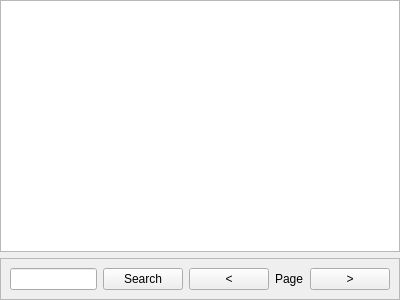
Old version of the form data/ui/mod_search.ui in the repository brandonzorn/Modpacks-Manager.
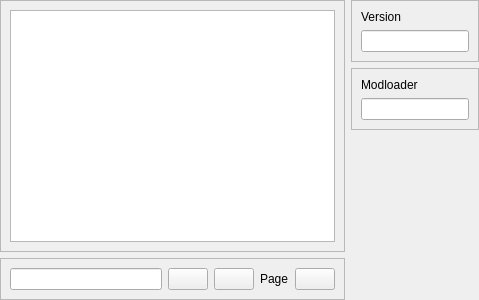
New version of the form.

Commit message: added search filters / icons

```diff
--- a/data/ui/mod_search.ui
+++ b/data/ui/mod_search.ui
@@ -6,14 +6,14 @@
    <rect>
     <x>0</x>
     <y>0</y>
-    <width>400</width>
+    <width>479</width>
     <height>300</height>
    </rect>
   </property>
   <property name="windowTitle">
    <string>Form</string>
   </property>
-  <layout class="QVBoxLayout" name="verticalLayout">
+  <layout class="QHBoxLayout" name="horizontalLayout">
    <property name="leftMargin">
     <number>0</number>
    </property>
@@ -26,9 +26,23 @@
    <property name="bottomMargin">
     <number>0</number>
    </property>
+   <item>
+    <layout class="QVBoxLayout" name="verticalLayout_4">
+     <item>
+      <widget class="QFrame" name="frame_4">
+       <property name="frameShape">
+        <enum>QFrame::StyledPanel</enum>
+       </property>
+       <property name="frameShadow">
+        <enum>QFrame::Raised</enum>
+       </property>
+       <layout class="QVBoxLayout" name="verticalLayout_5">
    <item>
     <widget class="QListWidget" name="items_list"/>
    </item>
+       </layout>
+      </widget>
+     </item>
    <item>
     <widget class="QFrame" name="frame_2">
      <property name="frameShape">
@@ -59,7 +73,7 @@
          <item>
           <widget class="QPushButton" name="search_btn">
            <property name="text">
-            <string>Search</string>
+              <string/>
            </property>
           </widget>
          </item>
@@ -84,7 +98,7 @@
          <item>
           <widget class="QPushButton" name="prev_btn">
            <property name="text">
-            <string>&lt;</string>
+              <string/>
            </property>
           </widget>
          </item>
@@ -98,12 +112,95 @@
          <item>
           <widget class="QPushButton" name="next_btn">
            <property name="text">
-            <string>&gt;</string>
+              <string/>
            </property>
           </widget>
          </item>
         </layout>
        </widget>
+        </item>
+       </layout>
+      </widget>
+     </item>
+    </layout>
+   </item>
+   <item>
+    <widget class="QWidget" name="filters_widget" native="true">
+     <property name="sizePolicy">
+      <sizepolicy hsizetype="Maximum" vsizetype="Preferred">
+       <horstretch>0</horstretch>
+       <verstretch>0</verstretch>
+      </sizepolicy>
+     </property>
+     <layout class="QVBoxLayout" name="verticalLayout_3">
+      <property name="leftMargin">
+       <number>0</number>
+      </property>
+      <property name="topMargin">
+       <number>0</number>
+      </property>
+      <property name="rightMargin">
+       <number>0</number>
+      </property>
+      <property name="bottomMargin">
+       <number>0</number>
+      </property>
+      <item>
+       <widget class="QFrame" name="frame">
+        <property name="frameShape">
+         <enum>QFrame::StyledPanel</enum>
+        </property>
+        <property name="frameShadow">
+         <enum>QFrame::Raised</enum>
+        </property>
+        <layout class="QVBoxLayout" name="verticalLayout">
+         <item>
+          <widget class="QLabel" name="label">
+           <property name="text">
+            <string>Version</string>
+           </property>
+          </widget>
+         </item>
+         <item>
+          <widget class="QLineEdit" name="version_line"/>
+         </item>
+        </layout>
+       </widget>
+      </item>
+      <item>
+       <widget class="QFrame" name="frame_3">
+        <property name="frameShape">
+         <enum>QFrame::StyledPanel</enum>
+        </property>
+        <property name="frameShadow">
+         <enum>QFrame::Raised</enum>
+        </property>
+        <layout class="QVBoxLayout" name="verticalLayout_2">
+         <item>
+          <widget class="QLabel" name="label_2">
+           <property name="text">
+            <string>Modloader</string>
+           </property>
+          </widget>
+         </item>
+         <item>
+          <widget class="QLineEdit" name="modloader_line"/>
+         </item>
+        </layout>
+       </widget>
+      </item>
+      <item>
+       <spacer name="verticalSpacer">
+        <property name="orientation">
+         <enum>Qt::Vertical</enum>
+        </property>
+        <property name="sizeHint" stdset="0">
+         <size>
+          <width>20</width>
+          <height>40</height>
+         </size>
+        </property>
+       </spacer>
       </item>
      </layout>
     </widget>
```
Lines whose indentation alone changed are shown as unchanged. The commit also changes 75 other files.
